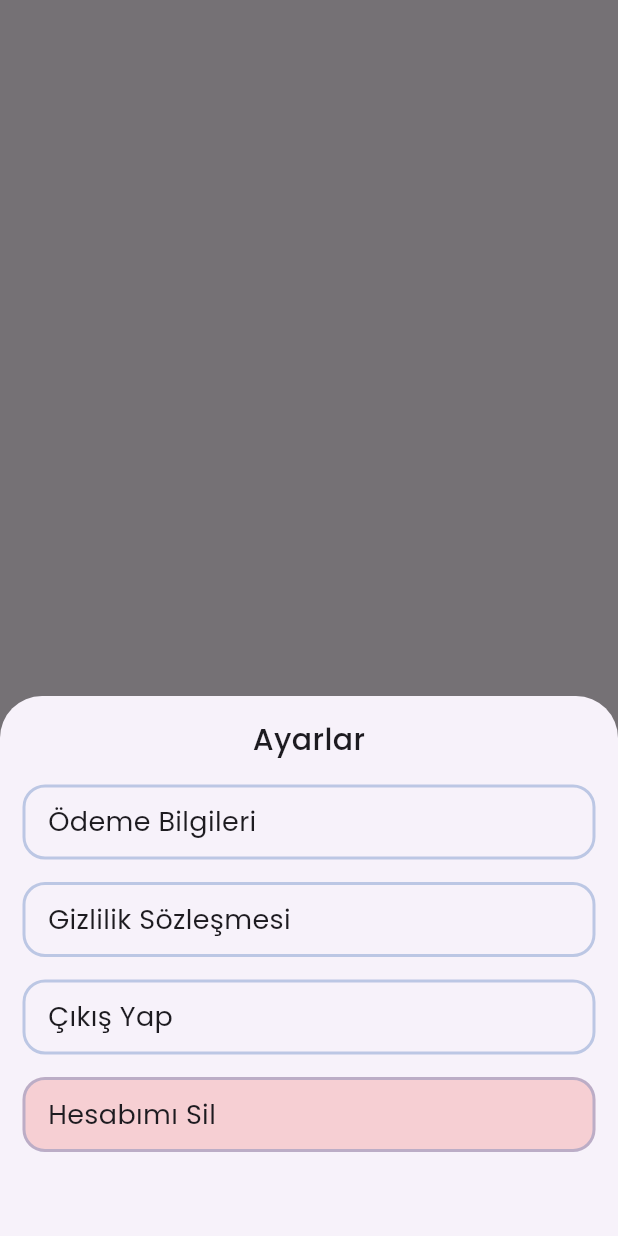
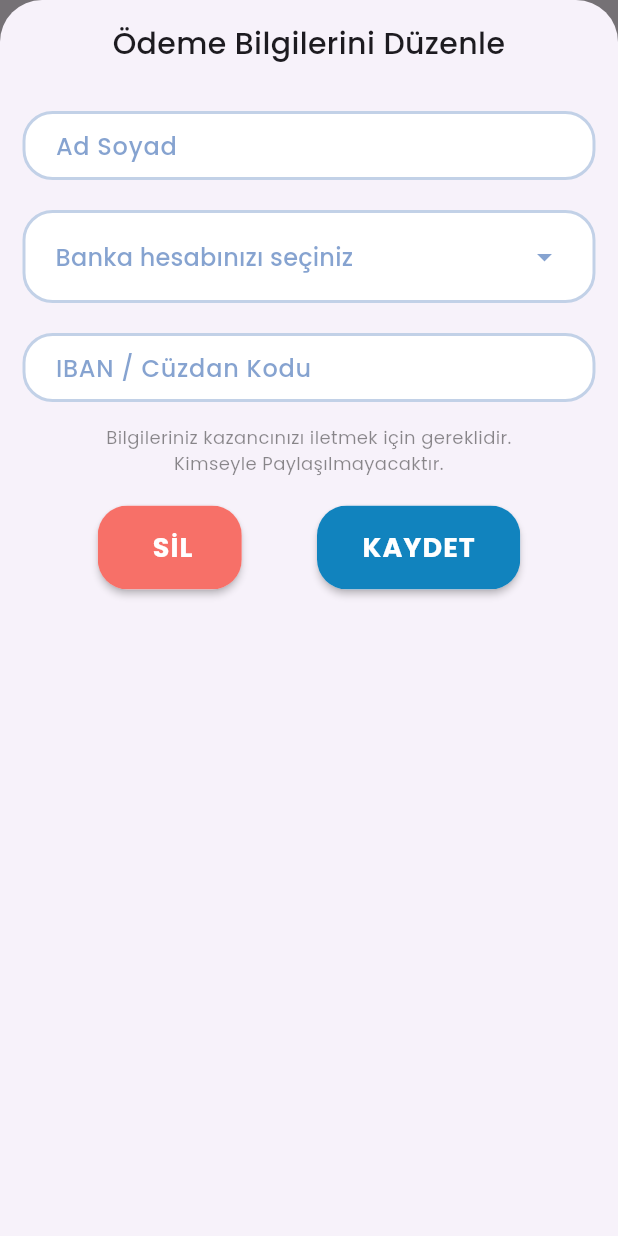
Before and after one commit to ruwiss/kac_kisiyiz, a Flutter app: what showSettingsBottomSheet() shows on an empty page, opened directly, after a tap on "Ödeme Bilgileri", on a phone screen of 412 x 824 dp. Run offline on Flutter 3.47's test engine with Material 2 defaults, Android fonts, the phone set to English and light mode, and no system bars; our stand-ins replace card_swiper, dio, get_it; accounts and stored records are empty.

Commit message:
ödeme bilgileri bölümü tamamlandı

```diff
--- a/kac_kisiyiz/lib/locator.dart
+++ b/kac_kisiyiz/lib/locator.dart
@@ -3,12 +3,14 @@ import 'package:kac_kisiyiz/services/backend/auth_service.dart';
 import 'package:kac_kisiyiz/services/backend/content_service.dart';
 import 'package:kac_kisiyiz/services/functions/utils.dart';
 import 'package:kac_kisiyiz/services/providers/home_provider.dart';
+import 'package:kac_kisiyiz/services/providers/settings_provider.dart';
 
 final locator = GetIt.instance;
 
 void setupLocator() {
   locator.registerSingleton<Utils>(Utils());
   locator.registerSingleton<HomeProvider>(HomeProvider());
+  locator.registerSingleton<SettingsProvider>(SettingsProvider());
   locator.registerSingleton<AuthService>(AuthService());
   locator.registerSingleton<ContentService>(ContentService());
 }
--- a/kac_kisiyiz/lib/main.dart
+++ b/kac_kisiyiz/lib/main.dart
@@ -4,6 +4,7 @@ import 'package:kac_kisiyiz/locator.dart';
 import 'package:kac_kisiyiz/pages/auth_page.dart';
 import 'package:kac_kisiyiz/pages/home_page/home_page.dart';
 import 'package:kac_kisiyiz/services/providers/home_provider.dart';
+import 'package:kac_kisiyiz/services/providers/settings_provider.dart';
 import 'package:provider/provider.dart';
 
 void main() async {
@@ -18,7 +19,9 @@ void main() async {
   runApp(MultiProvider(
     providers: [
       ChangeNotifierProvider<HomeProvider>(
-          create: (context) => locator.get<HomeProvider>())
+          create: (context) => locator.get<HomeProvider>()),
+      ChangeNotifierProvider<SettingsProvider>(
+          create: (context) => locator.get<SettingsProvider>())
     ],
     child: const MyApp(),
   ));
--- a/kac_kisiyiz/lib/pages/home_page/tabs/categories_tab.dart
+++ b/kac_kisiyiz/lib/pages/home_page/tabs/categories_tab.dart
@@ -58,7 +58,7 @@ class _CategoriesTabState extends State<CategoriesTab> {
                           child: Column(
                             children: [
                               Icon(
-                                IconData(e.iconPoint,
+                                IconData(e.iconPoint!,
                                     fontFamily: "MaterialIcons"),
                                 size: 50,
                                 color: Colors.black.withOpacity(0.65),
--- /dev/null
+++ b/kac_kisiyiz/lib/pages/home_page/tabs/profile/bank_account.dart
@@ -0,0 +1,168 @@
+import 'package:flutter/material.dart';
+import 'package:kac_kisiyiz/locator.dart';
+import 'package:kac_kisiyiz/services/backend/content_service.dart';
+import 'package:kac_kisiyiz/services/models/categories_model.dart';
+import 'package:kac_kisiyiz/services/models/user_model.dart';
+import 'package:kac_kisiyiz/services/providers/settings_provider.dart';
+import 'package:kac_kisiyiz/widgets/global/action_button.dart';
+import 'package:kac_kisiyiz/widgets/global/input_widgets/input_category.dart';
+import 'package:kac_kisiyiz/widgets/global/input_widgets/input_field.dart';
+
+class BankAccountWidget extends StatefulWidget {
+  const BankAccountWidget({super.key});
+
+  @override
+  State<BankAccountWidget> createState() => _BankAccountWidgetState();
+}
+
+class _BankAccountWidgetState extends State<BankAccountWidget> {
+  final _formKey = GlobalKey<FormState>();
+  final _tNameSurname = TextEditingController();
+  final _tIban = TextEditingController();
+  int? _selectedCategoryId;
+
+  // ignore: prefer_final_fields
+  List<CategoryModel> _bankCategories = [];
+
+  CategoryModel _findBankBySingleValue({int? id, String? name}) {
+    if (id != null) {
+      return _bankCategories.singleWhere((e) => e.id == id);
+    } else {
+      return _bankCategories.singleWhere((e) => e.category == name);
+    }
+  }
+
+  void _recoverUserBank() async {
+    final userBank = locator.get<SettingsProvider>().userBank;
+    if (userBank != null) {
+      _tNameSurname.text = userBank.nameSurname;
+      _tIban.text = userBank.iban;
+      _selectedCategoryId = _findBankBySingleValue(name: userBank.bankName).id;
+      setState(() {});
+    }
+  }
+
+  void _setBankCategories() {
+    const List<String> banks = [
+      "Papara",
+      "Halkbank",
+      "Vakıfbank",
+      "Ziraat Bankası",
+      "Akbank",
+      "Fibabanka",
+      "Şekerbank",
+      "Türkiye İş Bankası",
+      "Yapı Kredi",
+      "Deniz Bank",
+      "Garanti BBVA",
+      "HSBC",
+      "ICBC Turkey Bank",
+      "ING",
+      "Odeabank",
+      "QNB Finansbank",
+      "TEB"
+    ];
+    for (var i = 0; i < banks.length; i++) {
+      _bankCategories.add(CategoryModel(id: i, category: banks[i]));
+    }
+  }
+
+  @override
+  void initState() {
+    locator.get<ContentService>().getCategories();
+    _setBankCategories();
+    _recoverUserBank();
+    super.initState();
+  }
+
+  @override
+  Widget build(BuildContext context) {
+    return Container(
+      padding: const EdgeInsets.all(15),
+      child: Form(
+        key: _formKey,
+        child: Column(
+          crossAxisAlignment: CrossAxisAlignment.stretch,
+          children: [
+            const Text(
+              "Ödeme Bilgilerini Düzenle",
+              textAlign: TextAlign.center,
+              style: TextStyle(
+                fontSize: 20,
+                fontWeight: FontWeight.w500,
+              ),
+            ),
+            const SizedBox(height: 20),
+            InputField(
+              controller: _tNameSurname,
+              hintText: "Ad Soyad",
+              validator: (value) {
+                if (value == null || value.isEmpty) {
+                  return "Bu alanı boş bırakmayınız.";
+                } else if (!value.contains(" ")) {
+                  return "Tam bilgi veriniz.";
+                }
+                return null;
+              },
+            ),
+            InputCategory(
+              text: "Banka hesabınızı seçiniz",
+              value: _selectedCategoryId,
+              items: _bankCategories,
+              onSelected: (value) => _selectedCategoryId = value,
+            ),
+            InputField(
+              controller: _tIban,
+              hintText: "IBAN / Cüzdan Kodu",
+              validator: (value) {
+                if (value == null || value.isEmpty) {
+                  return "Bu alanı boş bırakmayınız.";
+                }
+                return null;
+              },
+            ),
+            const Padding(
+              padding: EdgeInsets.only(top: 5, bottom: 20),
+              child: Text(
+                "Bilgileriniz kazancınızı iletmek için gereklidir.\nKimseyle Paylaşılmayacaktır.",
+                textAlign: TextAlign.center,
+                style: TextStyle(fontSize: 12, color: Colors.black45),
+              ),
+            ),
+            Row(
+              mainAxisAlignment: MainAxisAlignment.spaceEvenly,
+              children: [
+                ActionButton(
+                  text: " SİL ",
+                  backgroundColor: Colors.red.withOpacity(.75),
+                  onPressed: () {},
+                ),
+                ActionButton(
+                  text: "KAYDET",
+                  onPressed: () {
+                    if (_formKey.currentState!.validate()) {
+                      final selectedBank =
+                          _findBankBySingleValue(id: _selectedCategoryId);
+                      locator.get<ContentService>().editBankAccount(context,
+                          nameSurname: _tNameSurname.text,
+                          bankName: selectedBank.category,
+                          iban: _tIban.text);
+                    }
+                  },
+                ),
+              ],
+            ),
+          ],
+        ),
+      ),
+    );
+  }
+}
+
+void showBankAccountBottomSheet(BuildContext context) {
+  showModalBottomSheet(
+      context: context,
+      isScrollControlled: true,
+      useSafeArea: true,
+      builder: (context) => const BankAccountWidget());
+}
--- a/kac_kisiyiz/lib/pages/home_page/tabs/profile/create_survey.dart
+++ b/kac_kisiyiz/lib/pages/home_page/tabs/profile/create_survey.dart
@@ -1,7 +1,6 @@
 import 'package:flutter/material.dart';
 import 'package:kac_kisiyiz/locator.dart';
 import 'package:kac_kisiyiz/services/backend/content_service.dart';
-import 'package:kac_kisiyiz/services/functions/utils.dart';
 import 'package:kac_kisiyiz/services/providers/home_provider.dart';
 import 'package:kac_kisiyiz/widgets/global/action_button.dart';
 import 'package:kac_kisiyiz/widgets/global/input_widgets/input_category.dart';
--- a/kac_kisiyiz/lib/pages/home_page/tabs/profile/settings.dart
+++ b/kac_kisiyiz/lib/pages/home_page/tabs/profile/settings.dart
@@ -1,8 +1,15 @@
 import 'package:flutter/material.dart';
+import 'package:kac_kisiyiz/locator.dart';
+import 'package:kac_kisiyiz/pages/home_page/tabs/profile/bank_account.dart';
+import 'package:kac_kisiyiz/services/backend/content_service.dart';
+import 'package:kac_kisiyiz/services/providers/settings_provider.dart';
 import 'package:kac_kisiyiz/utils/colors.dart';
 import 'package:kac_kisiyiz/utils/consts.dart';
 
 void showSettingsBottomSheet(BuildContext context) {
+  if (locator.get<SettingsProvider>().userBank == null) {
+    locator.get<ContentService>().getBankAccount();
+  }
   Widget settingsItem(
           {required String text, Function()? onTap, Color? color}) =>
       Padding(
@@ -41,7 +48,12 @@ void showSettingsBottomSheet(BuildContext context) {
               fontWeight: FontWeight.w500,
             ),
           ),
-          settingsItem(text: "Ödeme Bilgileri", onTap: () {}),
+          settingsItem(
+              text: "Ödeme Bilgileri",
+              onTap: () {
+                Navigator.pop(context);
+                showBankAccountBottomSheet(context);
+              }),
           settingsItem(text: "Gizlilik Sözleşmesi", onTap: () {}),
           settingsItem(text: "Çıkış Yap", onTap: () {}),
           settingsItem(
--- a/kac_kisiyiz/lib/services/backend/http_service.dart
+++ b/kac_kisiyiz/lib/services/backend/http_service.dart
@@ -2,11 +2,15 @@ import 'package:dio/dio.dart';
 import 'package:kac_kisiyiz/locator.dart';
 import 'package:kac_kisiyiz/services/backend/auth_service.dart';
 import 'package:kac_kisiyiz/utils/strings.dart';
+import 'dart:developer';
 
 enum HttpMethod { get, post, patch, delete }
 
 class HttpService {
   final _dio = Dio();
+
+  _logErrror(Response response) =>
+      log("(${response.statusCode}): ${response.data}");
 
   Future<Response?> request({
     required String url,
@@ -35,7 +39,12 @@ class HttpService {
       final response = await req(url,
           data: withArgs ? null : data,
           queryParameters: withArgs ? data : null);
+      if (response.statusCode != 200) {
+        _logErrror(tokenResponse);
+      }
       return response;
+    } else {
+      _logErrror(tokenResponse);
     }
     return null;
   }
--- a/kac_kisiyiz/lib/services/models/categories_model.dart
+++ b/kac_kisiyiz/lib/services/models/categories_model.dart
@@ -1,8 +1,8 @@
 class CategoryModel {
-  CategoryModel({this.id, required this.category, required this.iconPoint});
+  CategoryModel({this.id, required this.category,  this.iconPoint});
   final int? id;
   final String category;
-  final int iconPoint;
+  final int? iconPoint;
 
   CategoryModel.fromList(List<dynamic> list)
       : id = null,
--- a/kac_kisiyiz/lib/services/models/user_model.dart
+++ b/kac_kisiyiz/lib/services/models/user_model.dart
@@ -1,18 +1,11 @@
 class UserModel {
-  UserModel({
-    required this.id,
-    required this.mail,
-    required this.name,
-    this.money = 0,
-    this.voteCount = 0,
-    this.onesignalId,
-  });
+  UserModel(this.id, this.mail, this.name, this.onesignalId);
   final int id;
   final String mail;
   final String name;
-  double money;
-  int voteCount;
   final String? onesignalId;
+  double money = 0;
+  int voteCount = 0;
 
   UserModel.fromJson(Map json)
       : id = json['id'],
@@ -24,3 +17,15 @@ class UserModel {
         voteCount = json['voteCount'] ?? 0,
         onesignalId = json['onesignalId'];
 }
+
+class UserBankModel {
+  UserBankModel(this.nameSurname, this.bankName, this.iban);
+  final String nameSurname;
+  final String bankName;
+  final String iban;
+
+  UserBankModel.fromJson(Map json)
+      : nameSurname = json['nameSurname'],
+        bankName = json['bankName'],
+        iban = json['iban'];
+}
--- /dev/null
+++ b/kac_kisiyiz/lib/services/providers/settings_provider.dart
@@ -0,0 +1,17 @@
+import 'package:flutter/material.dart';
+import 'package:kac_kisiyiz/services/models/user_model.dart';
+
+class SettingsProvider with ChangeNotifier {
+  UserBankModel? userBank;
+  String? privacyPolicy;
+
+  void setUserBank(UserBankModel userBank) {
+    this.userBank = userBank;
+    notifyListeners();
+  }
+
+  void setPrivacyPolicy(String privacyPolicy) {
+    this.privacyPolicy = privacyPolicy;
+    notifyListeners();
+  }
+}
--- a/kac_kisiyiz/lib/utils/colors.dart
+++ b/kac_kisiyiz/lib/utils/colors.dart
@@ -7,4 +7,5 @@ class KColors {
   static final Color border = Colors.blue.shade900.withOpacity(.25);
   static final Color disabled = Colors.blue.shade900.withOpacity(.5);
   static const Color bottomMenuIcon = Color(0xFFF7730F);
+  static const Color rippleOutlinedColor = Color(0xFFEEEEEE);
 }
--- a/kac_kisiyiz/lib/utils/strings.dart
+++ b/kac_kisiyiz/lib/utils/strings.dart
@@ -4,6 +4,8 @@ class KStrings {
 
   static const String authUrl = "$hostUser/auth";
   static const String tokenUrl = "$hostUser/token";
+
+  static const String bankAccount = "$hostApi/bank";
 
   static const String fetchCategoriesUrl = "$hostApi/categories";
   static const String fetchSurveys = "$hostApi/surveys";
--- a/kac_kisiyiz/lib/widgets/global/action_button.dart
+++ b/kac_kisiyiz/lib/widgets/global/action_button.dart
@@ -3,14 +3,43 @@ import 'package:kac_kisiyiz/utils/colors.dart';
 import 'package:kac_kisiyiz/utils/consts.dart';
 
 class ActionButton extends StatefulWidget {
-  const ActionButton(
-      {super.key, this.onPressed, required this.text, this.outlined = false});
-  const ActionButton.outlined({super.key, this.onPressed, required this.text})
-      : outlined = true;
+  const ActionButton({
+    super.key,
+    this.onPressed,
+    required this.text,
+    this.padding,
+    this.textStyle,
+    this.margin,
+    this.elevation = 2.0,
+    this.backgroundColor = KColors.primary,
+    this.borderColor,
+    this.rippleColor = Colors.white24,
+    this.textColor = Colors.white,
+  });
+
+  ActionButton.outlined({
+    super.key,
+    this.onPressed,
+    required this.text,
+    this.padding,
+    this.textStyle,
+    this.margin,
+  })  : elevation = 2.0,
+        backgroundColor = Colors.white,
+        borderColor = KColors.disabled.withOpacity(.3),
+        rippleColor = KColors.rippleOutlinedColor,
+        textColor = Colors.black87;
 
   final Function()? onPressed;
   final String text;
-  final bool outlined;
+  final Color? backgroundColor;
+  final Color? borderColor;
+  final Color? rippleColor;
+  final Color? textColor;
+  final EdgeInsetsGeometry? padding;
+  final EdgeInsetsGeometry? margin;
+  final double elevation;
+  final TextStyle? textStyle;
 
   @override
   State<ActionButton> createState() => _ActionButtonState();
@@ -19,30 +48,32 @@ class ActionButton extends StatefulWidget {
 class _ActionButtonState extends State<ActionButton> {
   @override
   Widget build(BuildContext context) {
-    final rippleColor = widget.outlined ? Colors.grey.shade200 : Colors.white24;
     final borderRadius = BorderRadius.circular(kBorderRadius);
-    return Material(
-      elevation: 2.0,
+    return Container(
+      margin: widget.margin,
+      child: Material(
+        elevation: widget.elevation,
         borderRadius: borderRadius,
         child: InkWell(
           onTap: widget.onPressed,
-        splashColor: rippleColor,
-        highlightColor: rippleColor,
+          splashColor: widget.rippleColor,
+          highlightColor: widget.rippleColor,
           borderRadius: borderRadius,
           child: Ink(
             decoration: BoxDecoration(
-            color: widget.outlined ? Colors.white : KColors.primary,
+                color: widget.backgroundColor,
                 borderRadius: borderRadius,
-            border: widget.outlined
-                ? Border.all(color: KColors.disabled, width: 2)
-                : null,
-          ),
-          padding: const EdgeInsets.symmetric(horizontal: 30, vertical: 15),
+                border: widget.borderColor == null
+                    ? null
+                    : Border.all(color: widget.borderColor!, width: 2)),
+            padding: widget.padding ??
+                const EdgeInsets.symmetric(horizontal: 30, vertical: 15),
             child: Text(
               widget.text,
               textAlign: TextAlign.center,
-            style: TextStyle(
-              color: widget.outlined ? Colors.black87 : Colors.white,
+              style: widget.textStyle ??
+                  TextStyle(
+                    color: widget.textColor,
                     fontSize: kFontSizeButton + 2,
                     letterSpacing: kLetterSpacing,
                     fontWeight: FontWeight.bold,
@@ -50,6 +81,7 @@ class _ActionButtonState extends State<ActionButton> {
             ),
           ),
         ),
+      ),
     );
   }
 }
--- a/kac_kisiyiz/lib/widgets/global/input_widgets/input_category.dart
+++ b/kac_kisiyiz/lib/widgets/global/input_widgets/input_category.dart
@@ -6,9 +6,15 @@ import 'package:kac_kisiyiz/widgets/global/input_widgets/input_container.dart';
 
 class InputCategory extends StatefulWidget {
   const InputCategory(
-      {super.key, required this.items, required this.onSelected});
+      {super.key,
+      required this.items,
+      required this.onSelected,
+      this.text,
+      this.value});
   final List<CategoryModel> items;
   final Function(int?) onSelected;
+  final String? text;
+  final int? value;
 
   @override
   State<InputCategory> createState() => _InputCategoryState();
@@ -16,6 +22,12 @@ class InputCategory extends StatefulWidget {
 
 class _InputCategoryState extends State<InputCategory> {
   int? _dropdownvalue;
+
+  @override
+  void initState() {
+    _dropdownvalue = widget.value;
+    super.initState();
+  }
 
   @override
   Widget build(BuildContext context) {
@@ -28,7 +40,7 @@ class _InputCategoryState extends State<InputCategory> {
         menuMaxHeight: 350,
         borderRadius: BorderRadius.circular(15),
         hint: Text(
-          "Bir kategori seçiniz",
+          widget.text ?? "Bir kategori seçiniz",
           style: TextStyle(
             fontSize: kFontSizeButton,
             fontWeight: FontWeight.w500,
```
Also changed, not shown: kac_kisiyiz/lib/pages/home_page/tabs/profile/profile_tab.dart (+7 -17 lines), kac_kisiyiz/lib/services/backend/content_service.dart (+52 -4 lines), 1 other file. Lines whose indentation alone changed are shown as unchanged.
